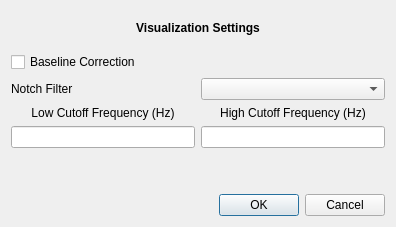
Above: exploregui/modules/ui/dialog_plot_settings_light.ui from Mscix/explore-desktop before the change. Below: the same form after it.
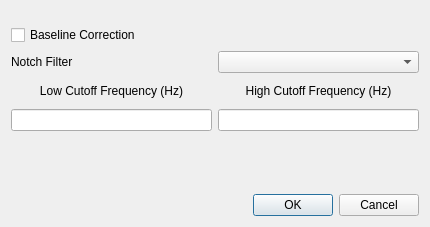
That is the form after the change.

The edit to the form file:
```diff
--- a/exploregui/modules/ui/dialog_plot_settings_light.ui
+++ b/exploregui/modules/ui/dialog_plot_settings_light.ui
@@ -6,7 +6,7 @@
    <rect>
     <x>0</x>
     <y>0</y>
-    <width>396</width>
+    <width>430</width>
     <height>227</height>
    </rect>
   </property>
@@ -14,13 +14,9 @@
    <string>Dialog</string>
   </property>
   <layout class="QVBoxLayout" name="verticalLayout_3">
-   <item>
-    <widget class="QLabel" name="label">
-     <property name="text">
-      <string>&lt;html&gt;&lt;head/&gt;&lt;body&gt;&lt;p align=&quot;center&quot;&gt;&lt;span style=&quot; font-weight:600;&quot;&gt;Visualization Settings&lt;/span&gt;&lt;/p&gt;&lt;/body&gt;&lt;/html&gt;</string>
-     </property>
-    </widget>
-   </item>
+   <property name="topMargin">
+    <number>25</number>
+   </property>
    <item>
     <widget class="QCheckBox" name="cb_offset">
      <property name="text">
```
